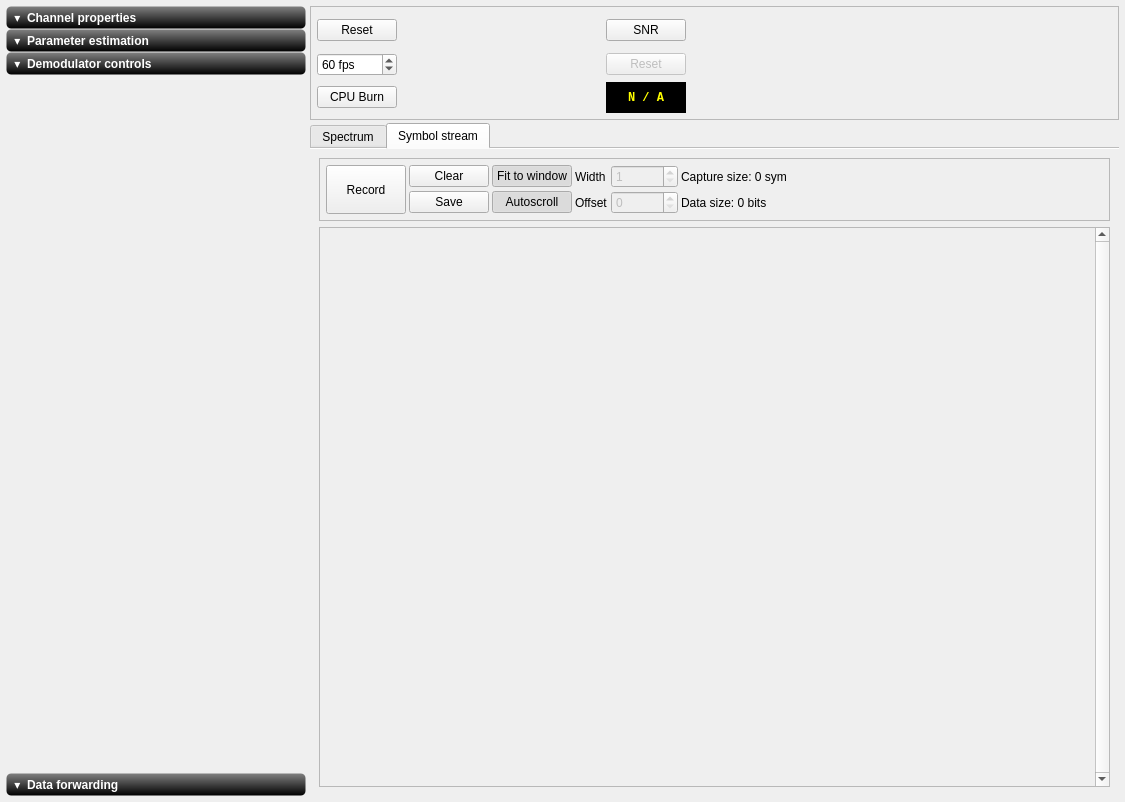
This is ui/Inspector.ui in BatchDrake/SigDigger as Qt 5 draws it before an edit. The edited form follows.
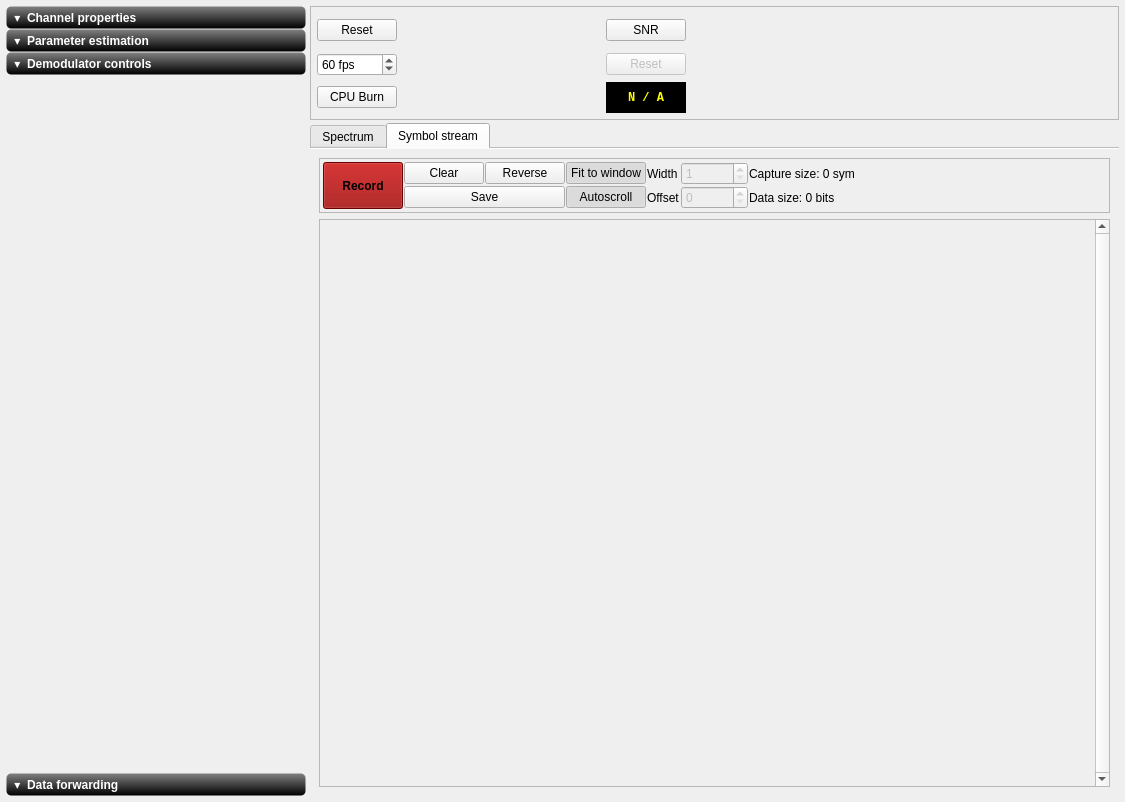
This is the edited form. The open tabs and pages were chosen to show the change. Custom widgets are drawn as their Qt base class.

Commit message: Enable reverse video in SymView and extra save formats

What changed in the file:
```diff
--- a/ui/Inspector.ui
+++ b/ui/Inspector.ui
@@ -482,19 +482,19 @@
          </property>
          <layout class="QGridLayout" name="gridLayout_7">
           <property name="leftMargin">
-           <number>6</number>
+           <number>3</number>
           </property>
           <property name="topMargin">
-           <number>6</number>
+           <number>3</number>
           </property>
           <property name="rightMargin">
-           <number>6</number>
+           <number>3</number>
           </property>
           <property name="bottomMargin">
-           <number>6</number>
+           <number>3</number>
           </property>
           <property name="spacing">
-           <number>3</number>
+           <number>1</number>
           </property>
           <item row="1" column="5">
            <widget class="QLabel" name="label_5">
@@ -592,13 +592,6 @@
             </property>
            </widget>
           </item>
-          <item row="2" column="2">
-           <widget class="QPushButton" name="saveButton">
-            <property name="text">
-             <string>Save</string>
-            </property>
-           </widget>
-          </item>
           <item row="1" column="1" rowspan="2">
            <widget class="QPushButton" name="recordButton">
             <property name="sizePolicy">
@@ -607,6 +600,15 @@
               <verstretch>0</verstretch>
              </sizepolicy>
             </property>
+            <property name="font">
+             <font>
+              <weight>75</weight>
+              <bold>true</bold>
+             </font>
+            </property>
+            <property name="styleSheet">
+             <string notr="true">background-color: #960000;</string>
+            </property>
             <property name="text">
              <string>Record</string>
             </property>
@@ -622,6 +624,23 @@
             </property>
            </widget>
           </item>
+          <item row="1" column="3">
+           <widget class="QPushButton" name="reverseButton">
+            <property name="text">
+             <string>Reverse</string>
+            </property>
+            <property name="checkable">
+             <bool>true</bool>
+            </property>
+           </widget>
+          </item>
+          <item row="2" column="2" colspan="2">
+           <widget class="QPushButton" name="saveButton">
+            <property name="text">
+             <string>Save</string>
+            </property>
+           </widget>
+          </item>
          </layout>
         </widget>
        </item>
```
Left out of the diff: 12 changed lines with no effect on the pictures. The commit also changes 2 other files.
